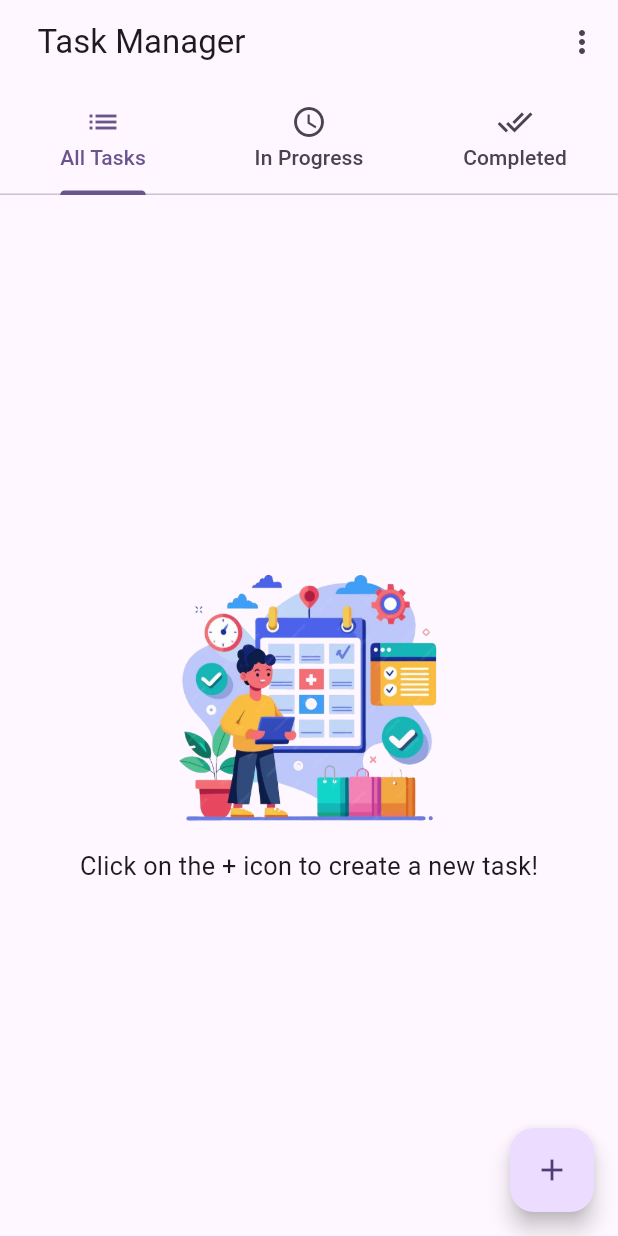
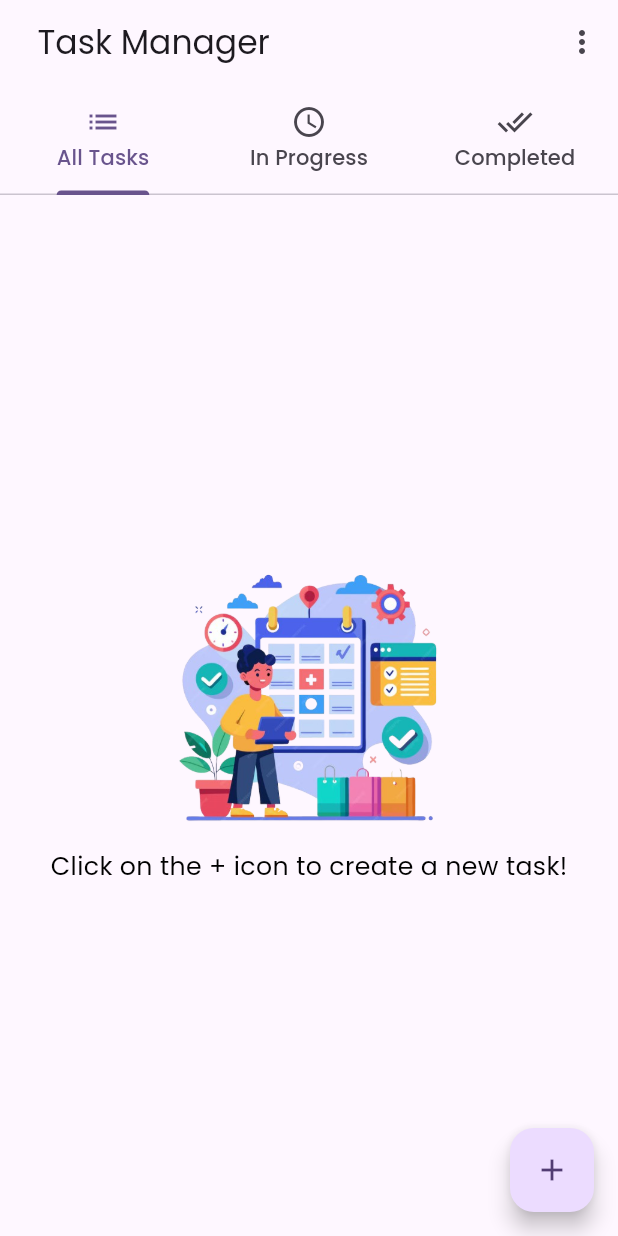
Before and after one commit to 13ARUN/Todo-Flutter, a Flutter app: the screen it shows after launch, on a phone screen of 412 x 824 dp. Run offline on Flutter 3.47's test engine with Material 3 defaults, Android fonts, the phone set to English and light mode, and no system bars; our stand-ins replace google_fonts, sqflite; accounts and stored records are empty.

Commit message:
font Theme correction

```diff
--- a/todo/lib/pages/todomain_page.dart
+++ b/todo/lib/pages/todomain_page.dart
@@ -15,6 +15,7 @@ class _TodoMainPageState extends State<TodoMainPage> {
   final DataBase _db = DataBase();
   List<TaskModel> _tasks = [];
   List<TaskModel> _deletedTasksBackup = [];
+
   @override
   void initState() {
     super.initState();
--- a/todo/lib/theme/themedata.dart
+++ b/todo/lib/theme/themedata.dart
@@ -1,9 +1,5 @@
 import 'package:flutter/material.dart';
-// import 'package:google_fonts/google_fonts.dart';
-
-// var kColorScheme = ColorScheme.fromSeed(
-//   seedColor: const Color.fromARGB(255, 108, 58, 184),
-// );
+import 'package:google_fonts/google_fonts.dart';
 
 final kColorScheme = ColorScheme.fromSeed(
     seedColor: const Color.fromARGB(255, 108, 58, 184),
@@ -15,10 +11,16 @@ final kDarkColorScheme = ColorScheme.fromSeed(
 
 final ThemeData lightTheme = ThemeData(
   colorScheme: kColorScheme,
+  textTheme: GoogleFonts.poppinsTextTheme().apply(
+    bodyColor: Colors.black,
+  ),
 );
 
 final ThemeData darkTheme = ThemeData(
   colorScheme: kDarkColorScheme,
+  textTheme: GoogleFonts.poppinsTextTheme().apply(
+    bodyColor: Colors.white,
+  ),
 );
 
 // final ThemeData lightTheme = ThemeData().copyWith(
```
